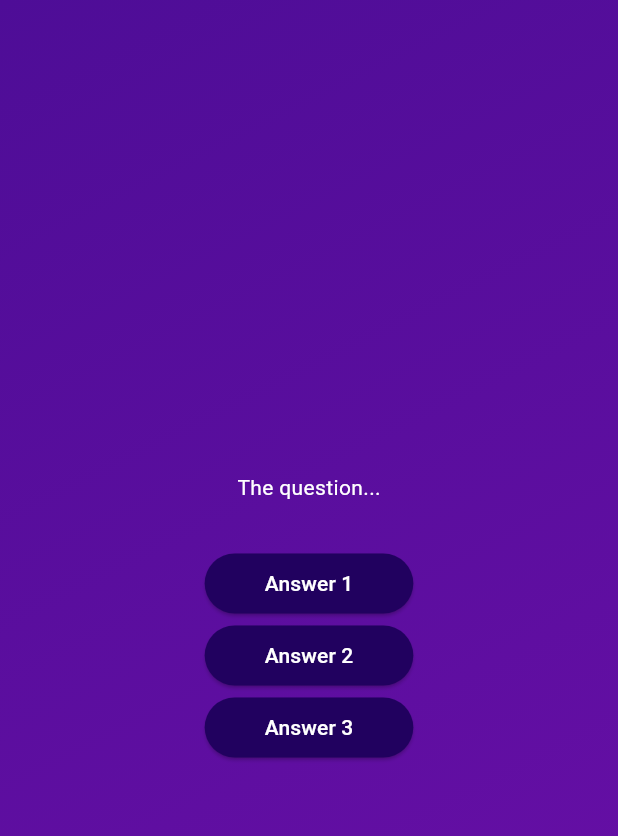
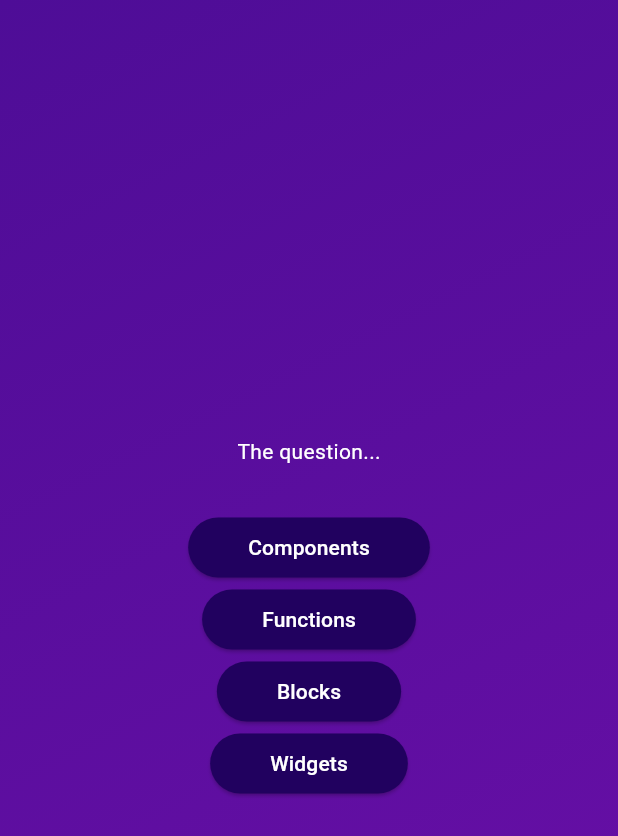
Before and after one commit to mrdaiking/quizlet-app, a Flutter app: the screen it shows after launch, after a tap on "Start Quiz", on a phone screen of 412 x 824 dp. Shown: the top 836 px of the screen. Run offline on Flutter 3.47's test engine with Material 3 defaults, Android fonts, the light colour scheme and no system bars; our stand-ins replace google_fonts.

Commit message:
change font, fill data, etc

```diff
--- a/lib/answer_button.dart
+++ b/lib/answer_button.dart
@@ -22,7 +22,7 @@ class AnswerButton extends StatelessWidget {
         backgroundColor: const Color.fromARGB(255, 33, 1, 95),
         foregroundColor: Colors.white,
         shape: RoundedRectangleBorder(
-          borderRadius: BorderRadius.circular(40)
+          borderRadius: BorderRadius.circular(40),
         ),
       ),
       child: Text(answerText),
--- a/lib/data/questions.dart
+++ b/lib/data/questions.dart
@@ -1,4 +1,4 @@
-import 'package:adv_basics/models/quiz_question.dart';
+import 'package:quizlet_app/models/quiz_question.dart';
 
 const questions = [
   QuizQuestion(
--- a/lib/models/quiz_question.dart
+++ b/lib/models/quiz_question.dart
@@ -3,4 +3,10 @@ class QuizQuestion {
 
   final String text;
   final List<String> answers;
+
+  List<String> getShuffledAnswers() {
+    final shuffledList = List.of(answers);
+    shuffledList.shuffle();
+    return shuffledList;
+  }
 }
--- a/lib/questions_screen.dart
+++ b/lib/questions_screen.dart
@@ -1,8 +1,15 @@
 import 'package:flutter/material.dart';
+import 'package:google_fonts/google_fonts.dart';
 import 'package:quizlet_app/answer_button.dart';
+import 'package:quizlet_app/data/questions.dart';
 
 class QuestionsScreen extends StatefulWidget {
-  const QuestionsScreen({super.key});
+  const QuestionsScreen({
+    super.key,
+    required this.onSelectAnswer,
+  });
+
+  final void Function(String answer) onSelectAnswer;
 
   @override
   State<QuestionsScreen> createState() {
@@ -11,8 +18,20 @@ class QuestionsScreen extends StatefulWidget {
 }
 
 class _QuestionsScreenState extends State<QuestionsScreen> {
+  var currentQuestionIndex = 0;
+
+  void answerQuestion(String selectedAnswer) {
+    widget.onSelectAnswer(selectedAnswer);
+    if (currentQuestionIndex < questions.length - 1) {
+      setState(() {
+        currentQuestionIndex++;
+      });
+    }
+  }
+
   @override
   Widget build(context) {
+    final currentQuestion = questions[currentQuestionIndex];
     return SizedBox(
       width: double.infinity,
       child: Column(
@@ -25,9 +44,13 @@ class _QuestionsScreenState extends State<QuestionsScreen> {
             ),
           ),
           const SizedBox(height: 30),
-          AnswerButton(answerText: 'Answer 1', onTap: () {}),
-          AnswerButton(answerText: 'Answer 2', onTap: () {}),
-          AnswerButton(answerText: 'Answer 3', onTap: () {}),
+          ...currentQuestion.getShuffledAnswers().map((answer) {
+            return AnswerButton(
+                answerText: answer,
+                onTap: () {
+                  answerQuestion(answer);
+                });
+          }),
         ],
       ),
     );
--- a/lib/quiz.dart
+++ b/lib/quiz.dart
@@ -1,7 +1,9 @@
 import 'package:flutter/material.dart';
+import 'package:quizlet_app/data/questions.dart';
 import 'package:quizlet_app/questions_screen.dart';
 
 import 'package:quizlet_app/start_screen.dart';
+import 'package:quizlet_app/results_screen.dart';
 
 class Quiz extends StatefulWidget {
   const Quiz({super.key});
@@ -13,6 +15,7 @@ class Quiz extends StatefulWidget {
 }
 
 class _QuizState extends State<Quiz> {
+  List<String> selectedAnswers = [];
   var activeScreen = 'start-screen';
 
   void switchScreen() {
@@ -21,13 +24,33 @@ class _QuizState extends State<Quiz> {
     });
   }
 
+  void chooseAnswer(String answer) {
+    selectedAnswers.add(answer);
+
+    if (selectedAnswers.length == questions.length) {
+      setState(() {
+        selectedAnswers = [];
+        activeScreen = 'results-screen';
+      });
+    }
+  }
+
   @override
   Widget build(context) {
     Widget screenWidget = StartScreen(switchScreen);
 
     if (activeScreen == 'questions-screen') {
-      screenWidget = const QuestionsScreen();
+      screenWidget = QuestionsScreen(
+        onSelectAnswer: chooseAnswer,
+      );
     }
+
+     if (activeScreen == 'results-screen') {
+      screenWidget = ResultsScreen(
+        chosenAnswers: selectedAnswers,
+      );
+    }
+
     return MaterialApp(
       home: Scaffold(
         body: Container(
--- a/lib/start_screen.dart
+++ b/lib/start_screen.dart
@@ -1,4 +1,5 @@
 import 'package:flutter/material.dart';
+import 'package:google_fonts/google_fonts.dart';
 
 class StartScreen extends StatelessWidget {
   const StartScreen(this.startQuiz, {super.key});
@@ -24,9 +25,9 @@ class StartScreen extends StatelessWidget {
           //   ),
           // ),
           const SizedBox(height: 80),
-          const Text(
+          Text(
             'Learn Flutter the fun way!',
-            style: TextStyle(
+            style: GoogleFonts.lato(
               color: Color.fromARGB(255, 237, 223, 252),
               fontSize: 24,
             ),
--- a/pubspec.yaml
+++ b/pubspec.yaml
@@ -34,6 +34,7 @@ dependencies:
   # The following adds the Cupertino Icons font to your application.
   # Use with the CupertinoIcons class for iOS style icons.
   cupertino_icons: ^1.0.2
+  google_fonts: ^4.0.3
 
 dev_dependencies:
   flutter_test:
```
Also changed, not shown: lib/results_screen.dart (added, +55 -0 lines), pubspec.lock, 10 other files.
